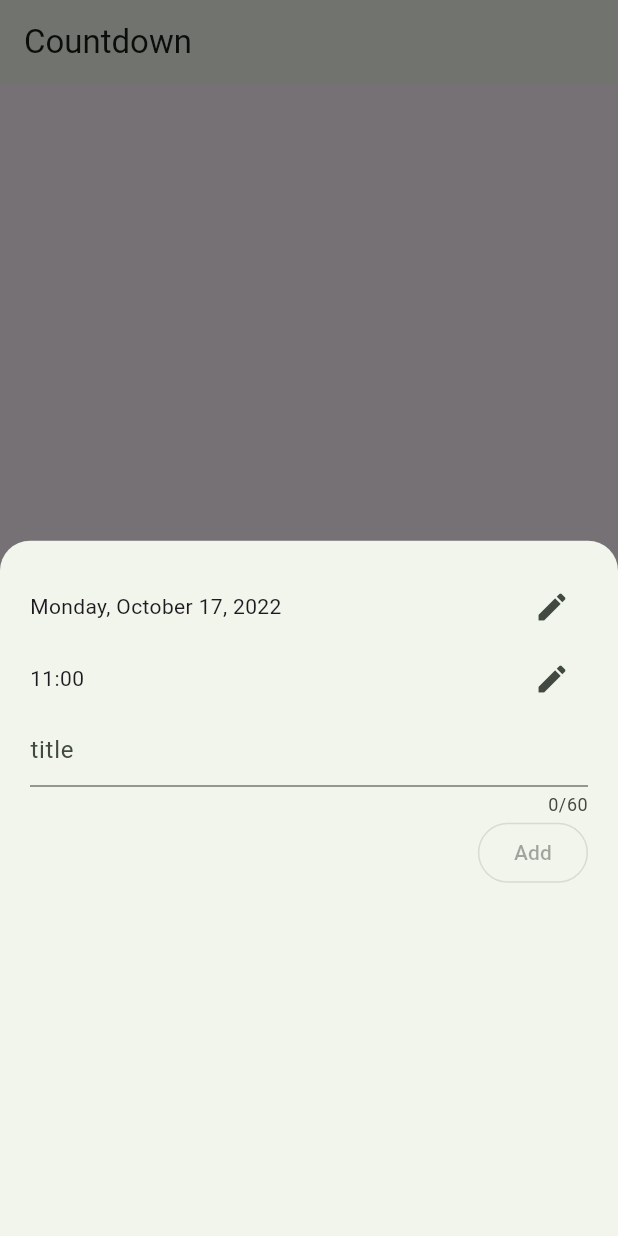
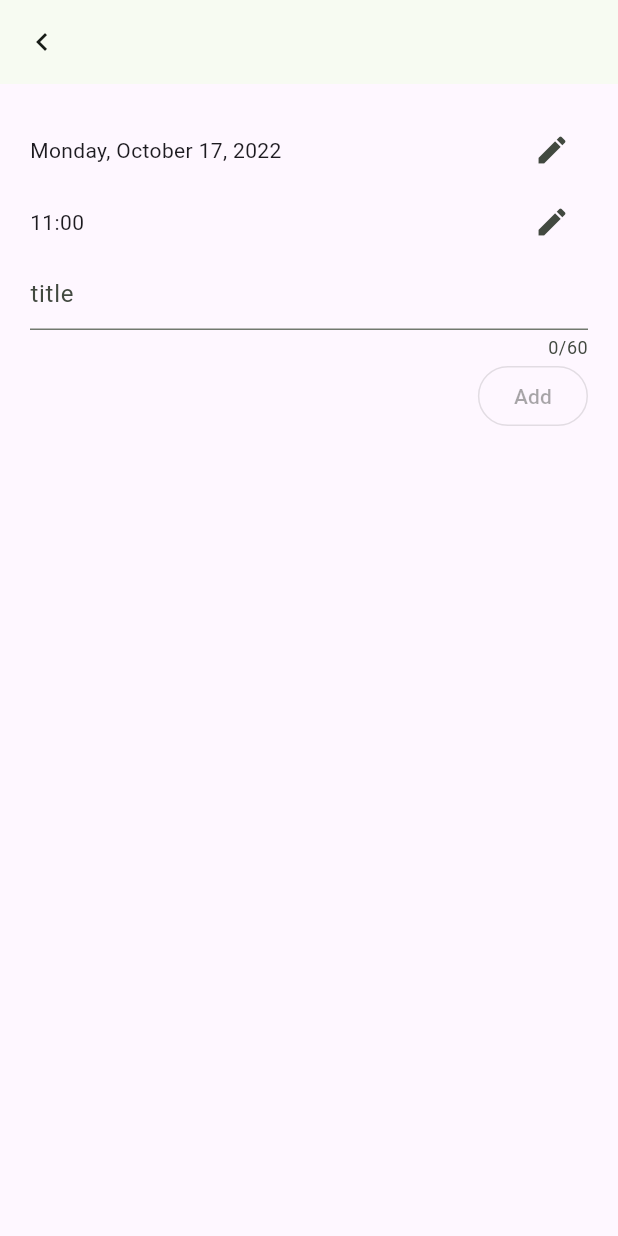
Before and after one commit to hi-watana/time_counter, a Flutter app: the screen it shows after launch, after a tap on the "add" icon, on a phone screen of 412 x 824 dp. Run offline on Flutter 3.47's test engine with Material 2 defaults, Android fonts, the phone set to English and light mode, and no system bars; drawn by our look-alikes of dynamic_color; our stand-ins replace hive, hive_flutter; accounts and stored records are empty.

Commit message:
Replace ModalBottomSheet with Scaffold

```diff
--- /dev/null
+++ b/time_counter_flutter_app/lib/countdown_view.dart
@@ -0,0 +1,35 @@
+import 'package:flutter/material.dart';
+import 'package:time_counter/goal_setter.dart';
+
+class CountdownView extends StatelessWidget {
+
+  const CountdownView({
+    Key? key,
+  }) : super(key: key);
+
+  @override
+  Widget build(BuildContext context) {
+    return Scaffold(
+      appBar: AppBar(
+        leading: IconButton(
+          icon: const Icon(Icons.chevron_left),
+          onPressed: () {
+            Navigator.pop(context);
+          },
+        ),
+      ),
+      body: Container(
+        margin: const EdgeInsets.all(20),
+        child: Column(
+          //mainAxisAlignment: MainAxisAlignment.center,
+          children: const <Widget>[
+            GoalSetter(),
+            Padding(padding: EdgeInsets.all(10)),
+            //CountdownText(goal: _endTime),
+          ],
+        ),
+      ),
+    );
+  }
+
+}
--- a/time_counter_flutter_app/lib/main.dart
+++ b/time_counter_flutter_app/lib/main.dart
@@ -8,7 +8,7 @@ import 'package:time_counter_flutter_library/time_counter.dart';
 import 'package:time_counter_library/time_counter_library.dart';
 
 import 'countdown_list_view.dart';
-import 'goal_setter.dart';
+import 'countdown_view.dart';
 
 void main() async {
   await Hive.initFlutter();
@@ -18,6 +18,8 @@ void main() async {
       providers: [
         ChangeNotifierProvider<TimeCounter>(create: (_) => TimeCounter()),
         ChangeNotifierProvider<GoalList>(create: (_) => GoalList(GoalRepository(goalBox))),
+        ChangeNotifierProvider<SelectedTime>(create: (_) => SelectedTime()),
+        ChangeNotifierProvider<TextEditingController>(create: (_) => TextEditingController()),
       ],
       child: const MyApp(),
     )
@@ -58,27 +60,9 @@ class MyHomePage extends StatelessWidget {
       floatingActionButton: FloatingActionButton(
         child: const Icon(Icons.add),
         onPressed: () {
-          showModalBottomSheet(
-            context: context,
-            shape: const RoundedRectangleBorder(
-              borderRadius: BorderRadius.only(
-                topLeft: Radius.circular(20),
-                topRight: Radius.circular(20),
-              )
-            ),
-            builder: (context) {
-              return MultiProvider(
-                providers: [
-                  ChangeNotifierProvider<SelectedTime>(create: (_) => SelectedTime()),
-                  ChangeNotifierProvider<TextEditingController>(create: (_) => TextEditingController()),
-                ],
-                child: Container(
-                  margin: const EdgeInsets.all(20),
-                  child: const GoalSetter(),
-                ),
-              );
-            },
-          );
+          Navigator.push(context, MaterialPageRoute(
+            builder: (context) => const CountdownView(),
+          ));
         },
       ),
     );
--- a/time_counter_flutter_app/pubspec.yaml
+++ b/time_counter_flutter_app/pubspec.yaml
@@ -39,7 +39,6 @@ dependencies:
 
   # The following adds the Cupertino Icons font to your application.
   # Use with the CupertinoIcons class for iOS style icons.
-  cupertino_icons: ^1.0.2
   hive_flutter: ^1.1.0
   intl: ^0.17.0
   dynamic_color: ^1.5.4
```
Also changed, not shown: time_counter_flutter_app/lib/countdown_list_view.dart (+3 -26 lines), time_counter_flutter_app/lib/countdown_text.dart (added, +27 -0 lines), time_counter_flutter_app/pubspec.lock.
